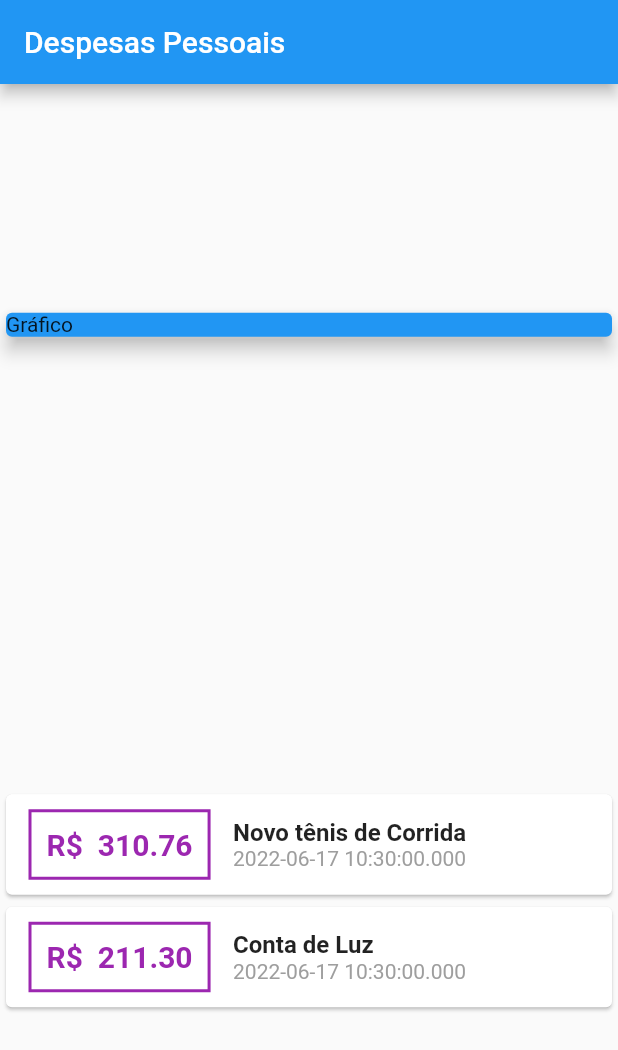
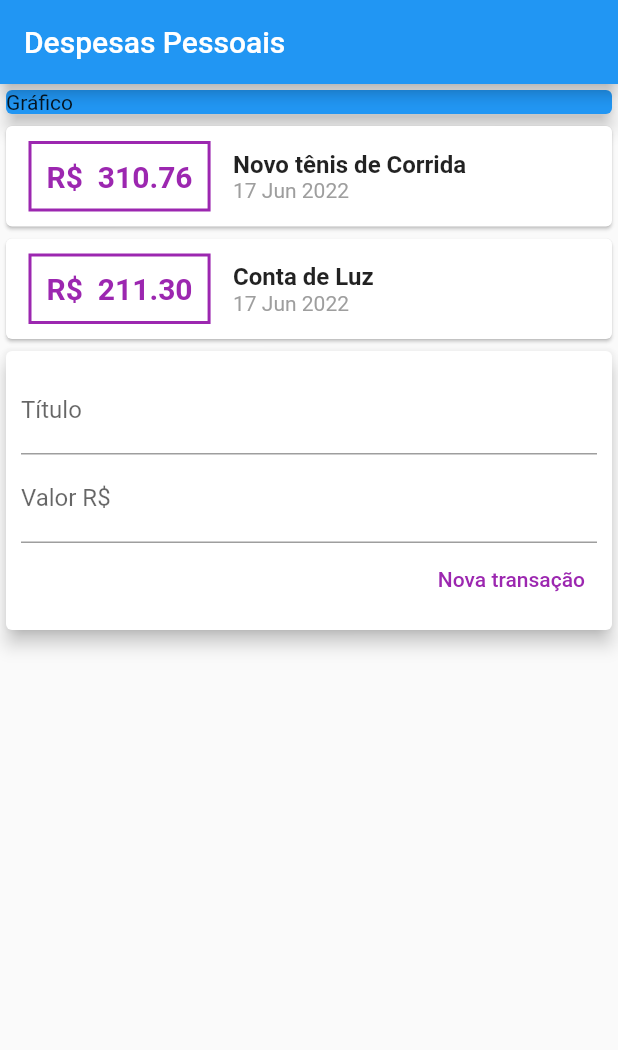
Before and after one commit to edmarques11/expenses_flutter_app, a Flutter app: the screen it shows after launch, on a phone screen of 412 x 824 dp. Shown: the top 1050 px of the screen. Run offline on Flutter 3.47's test engine with Material 2 defaults, Android fonts, the phone set to English and light mode, and no system bars.

Commit message:
feature: add form add transaction

```diff
--- a/lib/main.dart
+++ b/lib/main.dart
@@ -1,5 +1,6 @@
 import 'package:expenses/models/transaction.dart';
 import 'package:flutter/material.dart';
+import 'package:intl/intl.dart';
 
 void main(List<String> args) {
   return runApp(const ExpensesApp());
@@ -33,6 +34,8 @@ class MyHomePage extends StatelessWidget {
   ];
 
   MyHomePage({Key? key}) : super(key: key);
+  final titleContoller = TextEditingController();
+  final valueController = TextEditingController();
 
   @override
   Widget build(BuildContext context) {
@@ -41,7 +44,6 @@ class MyHomePage extends StatelessWidget {
         title: const Text('Despesas Pessoais'),
       ),
       body: Column(
-        mainAxisAlignment: MainAxisAlignment.spaceAround,
         crossAxisAlignment: CrossAxisAlignment.stretch,
         children: <Widget>[
           const SizedBox(
@@ -84,7 +86,7 @@ class MyHomePage extends StatelessWidget {
                               fontWeight: FontWeight.bold, fontSize: 16),
                         ),
                         Text(
-                          tr.date.toString(),
+                          DateFormat('d MMM y').format(tr.date),
                           style: const TextStyle(
                             color: Colors.grey,
                           ),
@@ -95,6 +97,41 @@ class MyHomePage extends StatelessWidget {
                 ),
               );
             }).toList(),
+          ),
+          Card(
+            elevation: 5,
+            child: Padding(
+              padding: const EdgeInsets.all(10),
+              child: Column(
+                children: <Widget>[
+                  TextField(
+                    controller: titleContoller,
+                    decoration: const InputDecoration(
+                      labelText: 'Título',
+                    ),
+                  ),
+                  TextField(
+                    controller: valueController,
+                    decoration: const InputDecoration(
+                      labelText: 'Valor R\$',
+                    ),
+                  ),
+                  Row(
+                    mainAxisAlignment: MainAxisAlignment.end,
+                    children: [
+                      TextButton(
+                        onPressed: () {
+                          print(titleContoller.text);
+                          print(valueController.text);
+                        },
+                        style: TextButton.styleFrom(primary: Colors.purple),
+                        child: const Text('Nova transação'),
+                      ),
+                    ],
+                  )
+                ],
+              ),
+            ),
           )
         ],
       ),
--- a/pubspec.yaml
+++ b/pubspec.yaml
@@ -34,6 +34,7 @@ dependencies:
   # The following adds the Cupertino Icons font to your application.
   # Use with the CupertinoIcons class for iOS style icons.
   cupertino_icons: ^1.0.2
+  intl: ^0.17.0
 
 dev_dependencies:
   flutter_test:
```
Also changed, not shown: pubspec.lock.
